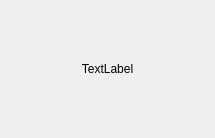
First picture: the form in src/gui/small_capture.ui, repository IceciderEX/HustSoftwareEngineering-P2PDownloader, before the edit.
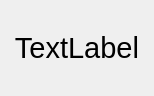
Second picture: the form after the edit. Icons and pictures are not drawn.

The edit to the form file:
```diff
--- a/src/gui/small_capture.ui
+++ b/src/gui/small_capture.ui
@@ -6,8 +6,8 @@
    <rect>
     <x>0</x>
     <y>0</y>
-    <width>215</width>
-    <height>138</height>
+    <width>154</width>
+    <height>96</height>
    </rect>
   </property>
   <property name="windowTitle">
@@ -16,6 +16,11 @@
   <layout class="QVBoxLayout" name="verticalLayout">
    <item>
     <widget class="QLabel" name="label">
+     <property name="font">
+      <font>
+       <pointsize>22</pointsize>
+      </font>
+     </property>
      <property name="text">
       <string>TextLabel</string>
      </property>
```
Left out of the diff: 6 changed lines with no effect on the pictures.
